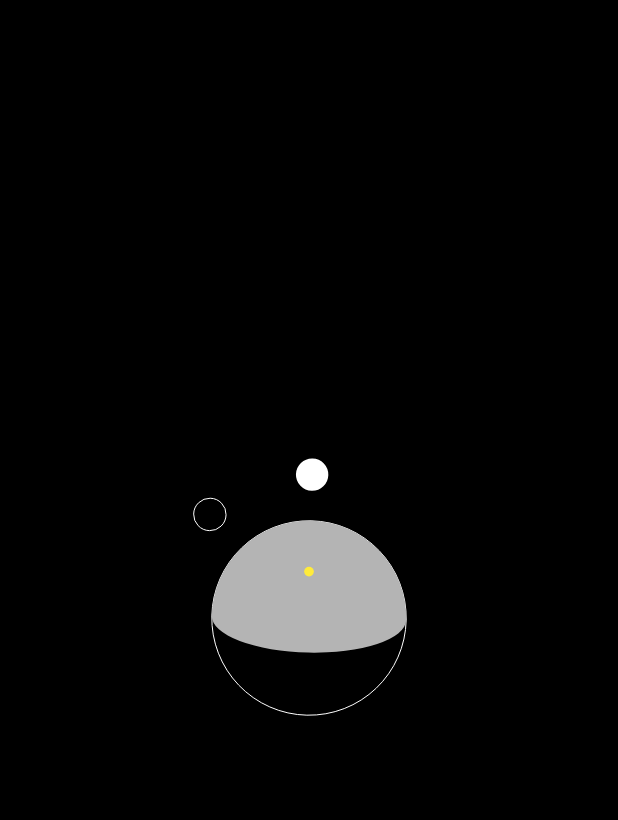
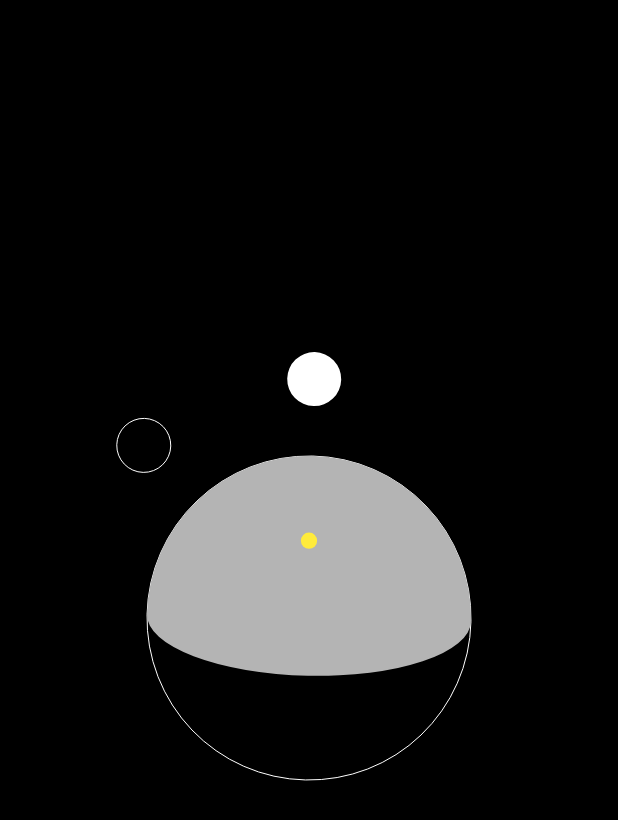
Before and after one commit to tazca/clockradio, a Flutter app: the screen it shows after launch, on a phone screen of 412 x 824 dp. Shown: the top 820 px of the screen. Run offline on Flutter 3.47's test engine with Material 3 defaults, Android fonts, the light colour scheme and no system bars; our stand-ins replace flutter_svg; generated files the repository leaves out were written again.

Commit message:
Clockfaces now use BuildContext to set size.

```diff
--- a/lib/src/clock/clock.dart
+++ b/lib/src/clock/clock.dart
@@ -17,7 +17,7 @@ class Clock {
     );
   }
 
-  Widget makeWidget(double clockHeight) {
+  Widget makeWidget(BuildContext context) {
     return Text("$hours : $minutes");
   }
 }
--- a/lib/src/clock/clock_view.dart
+++ b/lib/src/clock/clock_view.dart
@@ -28,11 +28,11 @@ class ClockView extends StatelessWidget {
     }
     final int secs = DateTime.now().second;
     Timer(Duration(seconds: 60 - secs), _refreshClock);
-    final int refreshTime =
-      (DateTime.now().millisecond - startRefresh < 0)
+    final int refreshTime = (DateTime.now().millisecond - startRefresh < 0)
         ? DateTime.now().millisecond + 1000 - startRefresh
         : DateTime.now().millisecond - startRefresh;
-    print('${clock.value.hours}.${clock.value.minutes}: Finished refreshing ${clock.value} in $refreshTime ms at $clockHeight dpi');
+    print(
+        '${clock.value.hours}.${clock.value.minutes}: Finished refreshing ${clock.value} in $refreshTime ms at $clockHeight dpi');
   }
 
   @override
@@ -54,10 +54,9 @@ class ClockView extends StatelessWidget {
                     clock.value = SolarClock.now(old: clock.value);
                   }
                 },
-              child: clock.value.makeWidget(clockHeight),
+                child: clock.value.makeWidget(context),
               );
-          }
-        ),
+            }),
       ),
     );
   } // Widget
--- a/lib/src/clock/ledclock.dart
+++ b/lib/src/clock/ledclock.dart
@@ -24,7 +24,8 @@ class LedClock extends Clock {
   }
 
   @override
-  Widget makeWidget(double clockHeight) {
+  Widget makeWidget(BuildContext context) {
+    final double clockHeight = MediaQuery.of(context).devicePixelRatio * 96 * 1.0;
     return Stack(
       children: <Widget>[
         for (String led in _activeLeds)
--- a/lib/src/clock/solarclock.dart
+++ b/lib/src/clock/solarclock.dart
@@ -30,16 +30,24 @@ class SolarClock extends Clock {
         .difference(DateTime(DateTime.now().year, 1, 1, 0, 0))
         .inDays;
     // Refresh once per 1° or 4 minutes (24h * 15 = 360).
-    return SolarClock(hrs, mins, old?.alarmH ?? alarmH,
-        old?.alarmM ?? alarmM, tz, daysSinceJan1 + 1, 61.5, 23.75);
+    return SolarClock(hrs, mins, old?.alarmH ?? alarmH, old?.alarmM ?? alarmM,
+        tz, daysSinceJan1 + 1, 61.5, 23.75);
   }
 
   @override
-  Widget makeWidget(double clockHeight) {
+  Widget makeWidget(BuildContext context) {
+    // Clockface is a square (for now)
+    final double maximumSize = min(
+        MediaQuery.sizeOf(context).height, MediaQuery.sizeOf(context).width);
+    final double optimumSize =
+        MediaQuery.of(context).devicePixelRatio * 96 * 2.5;
+    final double clockSize =
+        (maximumSize > optimumSize) ? optimumSize : maximumSize;
+
     return CustomPaint(
       painter: SolarGraphic(nthDayOfYear, hours, minutes, alarmH, alarmM,
           tzOffset.inMinutes, userLatitude, userLongitude),
-      size: Size(clockHeight * 1.5, clockHeight * 1.5),
+      size: Size(clockSize, clockSize),
     );
   }
 }
```
Lines whose indentation alone changed are shown as unchanged.
